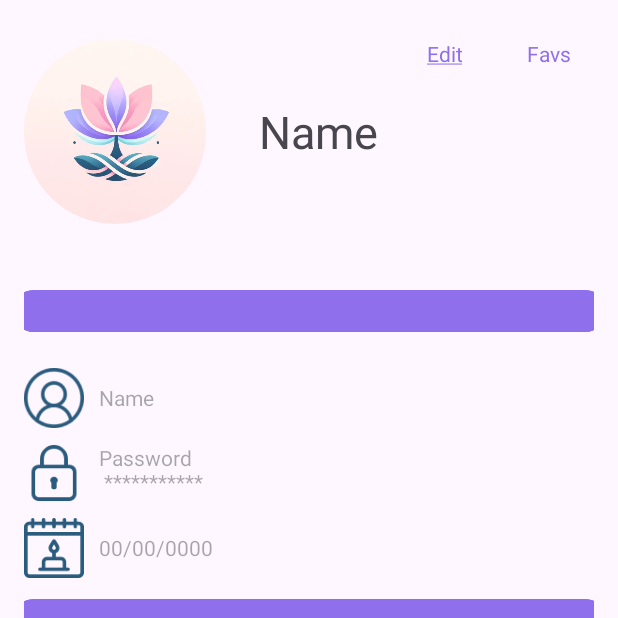
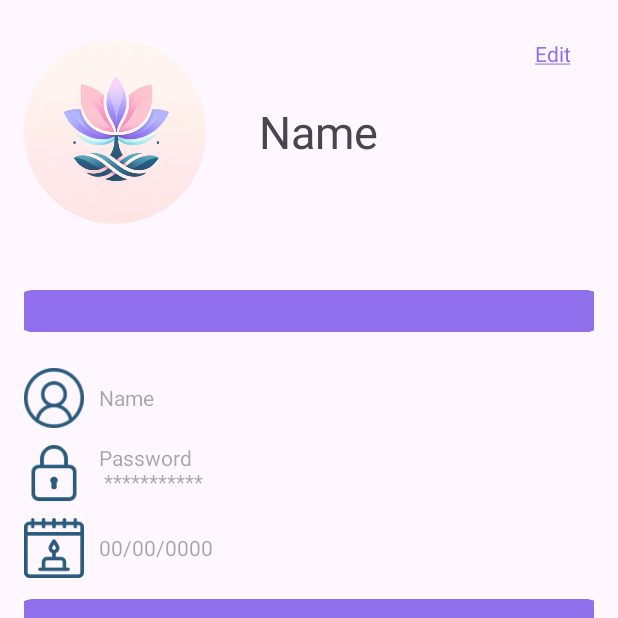
Before and after one commit to luciayn/bloom, an Android app: the fragment ProfileFragment placed in its activity, on a phone screen of 412 x 824 dp, the top half of it. Run offline under Robolectric (Android 15) with nearby library versions, the phone set to English and light mode, and no system bars; our stand-ins replace CircleImageView, Firebase (no records; nobody signed in at launch, a user with empty details on screens opened directly); pictures from the network do not load.

Commit message:
things v3

```diff
--- a/app/src/main/java/es/uc3m/android/bloom/ProfileFragment.java
+++ b/app/src/main/java/es/uc3m/android/bloom/ProfileFragment.java
@@ -42,8 +42,8 @@ public class ProfileFragment extends Fragment implements View.OnClickListener {
         edit = view.findViewById(R.id.edit_link);
         progressBar = view.findViewById(R.id.progress_bar);
         profilePic = view.findViewById(R.id.logo);
-        favs = view.findViewById(R.id.favourites_link);
-        favs.setOnClickListener(this);
+//        favs = view.findViewById(R.id.favourites_link);
+//        favs.setOnClickListener(this);
         edit.setOnClickListener(this);
 
         firebaseAuth = FirebaseAuth.getInstance();
--- a/app/src/main/res/layout/profile_fragment.xml
+++ b/app/src/main/res/layout/profile_fragment.xml
@@ -56,20 +56,21 @@
                 android:text="@string/edit"
                 android:textAlignment="viewEnd"
                 android:textColor="@color/purple" />
-            <TextView
-                android:id="@+id/favourites_link"
-                android:layout_width="match_parent"
-                android:layout_height="17dp"
-                android:layout_marginStart="8dp"
-                android:layout_weight="1"
-                android:clickable="true"
-                android:focusable="true"
-                android:gravity="end"
-                android:paddingEnd="16dp"
-                android:text="Favs"
-                android:textAlignment="viewEnd"
-                android:textColor="@color/purple"
-                android:layout_below="@id/edit_link"/>
+
+<!--            <TextView-->
+<!--                android:id="@+id/favourites_link"-->
+<!--                android:layout_width="match_parent"-->
+<!--                android:layout_height="16dp"-->
+<!--                android:layout_below="@id/edit_link"-->
+<!--                android:layout_marginStart="8dp"-->
+<!--                android:layout_weight="1"-->
+<!--                android:clickable="true"-->
+<!--                android:focusable="true"-->
+<!--                android:gravity="end"-->
+<!--                android:paddingEnd="16dp"-->
+<!--                android:text="Favs"-->
+<!--                android:textAlignment="viewEnd"-->
+<!--                android:textColor="@color/purple" />-->
 
 
         </LinearLayout>
```
Also changed, not shown: app/src/main/java/es/uc3m/android/bloom/FavouritesFragment.java (+22 -3 lines).
